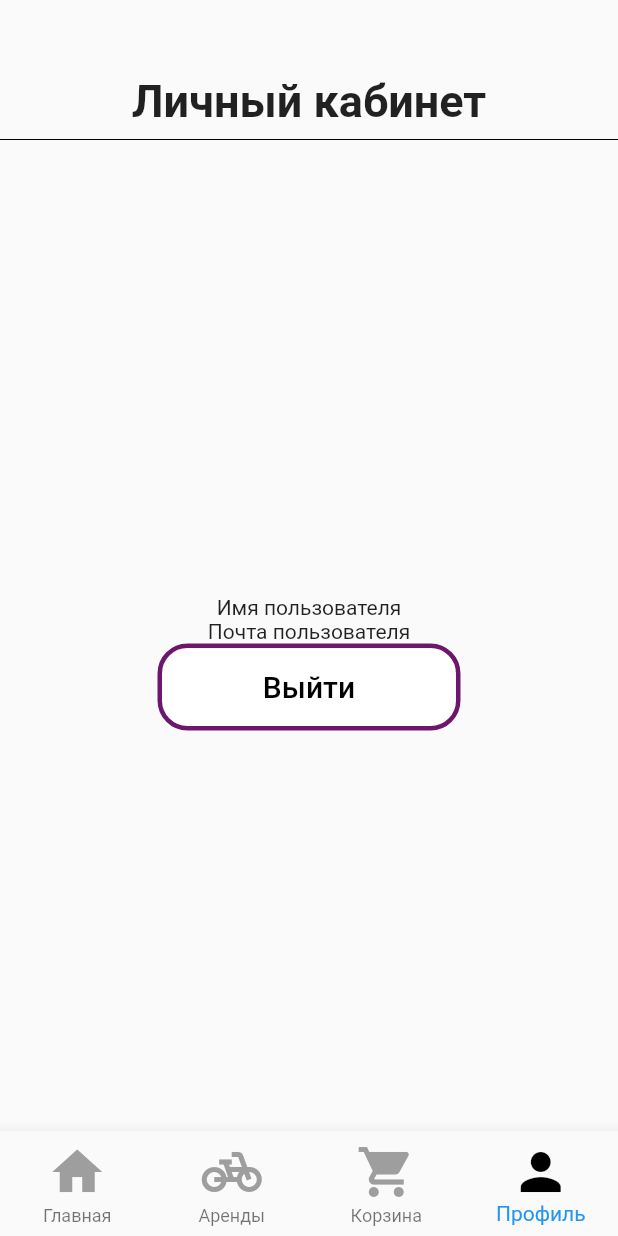
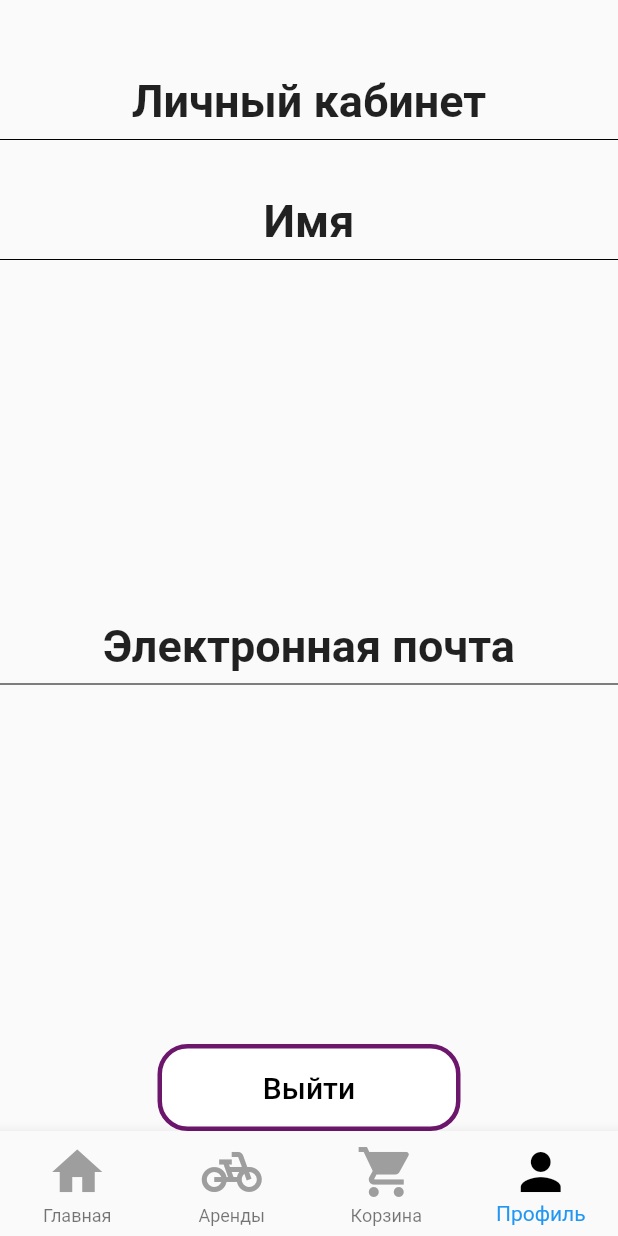
Before and after one commit to sevolchenko/SportsRentProj, a Flutter app: the screen it shows after launch, item 4 of the bottom bar chosen, on a phone screen of 412 x 824 dp. Run offline on Flutter 3.47's test engine with Material 2 defaults, Android fonts, the phone set to English and light mode, and no system bars; our stand-ins replace equatable, flutter_bloc.

Commit message:
some changes

```diff
--- a/app/client/Renty-client/lib/screens/profile/user_profile_screen.dart
+++ b/app/client/Renty-client/lib/screens/profile/user_profile_screen.dart
@@ -19,8 +19,32 @@ class _ProfileScreenState extends State<ProfileScreen> {
         child: Column(
           mainAxisAlignment: MainAxisAlignment.center,
           children: [
-            const Text('Имя пользователя'),
-            const Text('Почта пользователя'),
+            Expanded(
+              child: Column(children: [
+                const Text(
+                  'Имя',
+                  textAlign: TextAlign.center,
+                  style: const TextStyle(
+                    fontSize: 30,
+                    fontWeight: FontWeight.bold,
+                  ),
+                ),
+                const Divider(color: Colors.black)
+              ]),
+            ),
+            Expanded(
+              child: Column(children: [
+                const Text(
+                  'Электронная почта',
+                  textAlign: TextAlign.center,
+                  style: const TextStyle(
+                    fontSize: 30,
+                    fontWeight: FontWeight.bold,
+                  ),
+                ),
+                const Divider(color: Colors.black)
+              ]),
+            ),
             ElevatedButton(
                 onPressed: () {
                   // TODO: Выход из аккаунта
--- a/app/client/Renty-client/lib/widgets/app_bar.dart
+++ b/app/client/Renty-client/lib/widgets/app_bar.dart
@@ -9,6 +9,7 @@ class MyAppBar extends StatelessWidget implements PreferredSizeWidget {
   @override
   Widget build(BuildContext context) {
     return Container(
+      // height: MediaQuery.of(context).size.height / 3 ,
       padding: const EdgeInsets.only(top: 50),
       child: Row(
         mainAxisAlignment: MainAxisAlignment.center,
```
Also changed, not shown: app/client/Renty-client/pubspec.yaml (+8 -4 lines).
